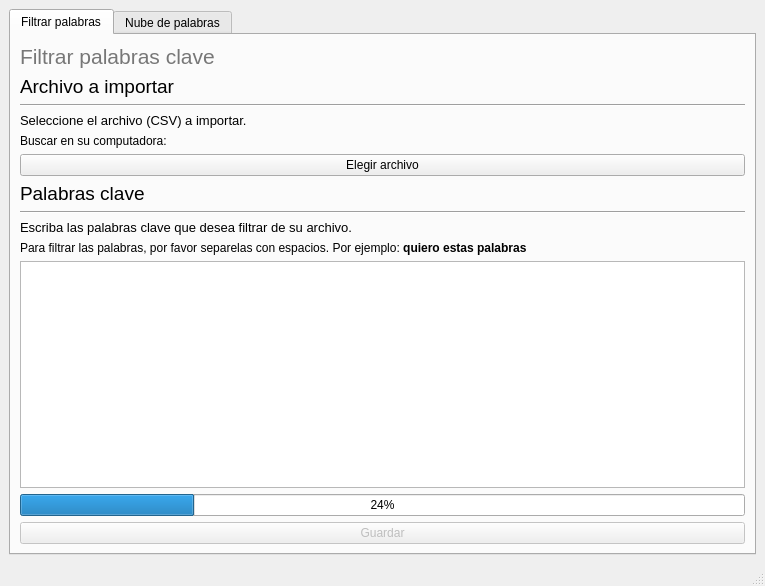
Before: the Qt Designer form src/Cliente/Ventanas.ui in sir4ngel/python-filter, drawn with Qt 5.
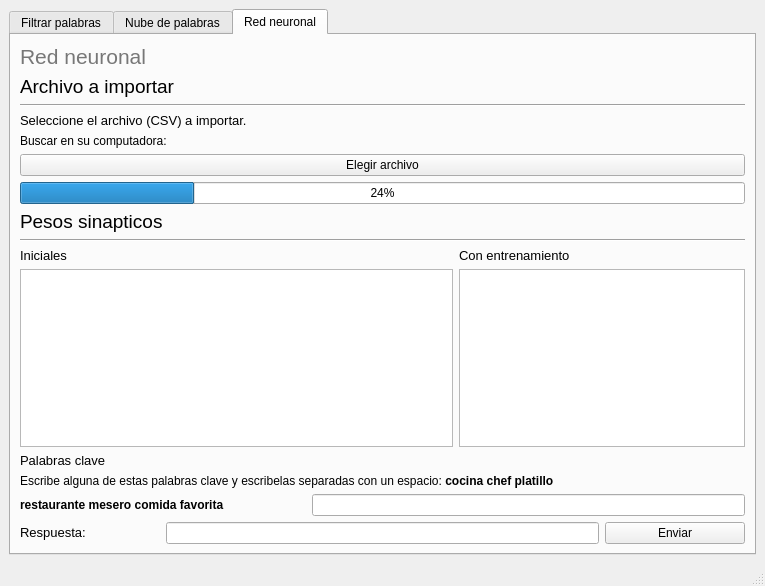
After: the same form once the commit is applied. The open tabs and pages were chosen to show the change.

Commit message: Se agregó funcionalidad de red neuronal y un dataset de palabras clave para el mismo.

```diff
--- a/src/Cliente/Ventanas.ui
+++ b/src/Cliente/Ventanas.ui
@@ -210,6 +210,144 @@
         </item>
        </layout>
       </widget>
+      <widget class="QWidget" name="tab">
+       <attribute name="title">
+        <string>Red neuronal</string>
+       </attribute>
+       <layout class="QGridLayout" name="gridLayout_6">
+        <item row="0" column="0">
+         <layout class="QGridLayout" name="gridLayout_5">
+          <item row="0" column="0" colspan="2">
+           <widget class="QLabel" name="label_12">
+            <property name="text">
+             <string>&lt;html&gt;&lt;head/&gt;&lt;body&gt;&lt;p&gt;&lt;span style=&quot; font-size:16pt; color:#777777;&quot;&gt;Red neuronal&lt;/span&gt;&lt;/p&gt;&lt;/body&gt;&lt;/html&gt;</string>
+            </property>
+            <property name="alignment">
+             <set>Qt::AlignLeading|Qt::AlignLeft|Qt::AlignVCenter</set>
+            </property>
+           </widget>
+          </item>
+          <item row="1" column="0" colspan="2">
+           <widget class="QLabel" name="label_13">
+            <property name="text">
+             <string>&lt;html&gt;&lt;head/&gt;&lt;body&gt;&lt;p&gt;&lt;span style=&quot; font-size:14pt;&quot;&gt;Archivo a importar&lt;/span&gt;&lt;/p&gt;&lt;/body&gt;&lt;/html&gt;</string>
+            </property>
+           </widget>
+          </item>
+          <item row="2" column="0" colspan="5">
+           <widget class="Line" name="line_4">
+            <property name="orientation">
+             <enum>Qt::Horizontal</enum>
+            </property>
+           </widget>
+          </item>
+          <item row="3" column="0" colspan="3">
+           <widget class="QLabel" name="label_14">
+            <property name="text">
+             <string>&lt;html&gt;&lt;head/&gt;&lt;body&gt;&lt;p&gt;&lt;span style=&quot; font-size:10pt;&quot;&gt;Seleccione el archivo (CSV) a importar.&lt;/span&gt;&lt;/p&gt;&lt;/body&gt;&lt;/html&gt;</string>
+            </property>
+           </widget>
+          </item>
+          <item row="4" column="0" colspan="2">
+           <widget class="QLabel" name="label_15">
+            <property name="text">
+             <string>&lt;html&gt;&lt;head/&gt;&lt;body&gt;&lt;p&gt;&lt;span style=&quot; font-size:9pt;&quot;&gt;Buscar en su computadora:&lt;/span&gt;&lt;/p&gt;&lt;/body&gt;&lt;/html&gt;</string>
+            </property>
+           </widget>
+          </item>
+          <item row="5" column="0" colspan="5">
+           <widget class="QPushButton" name="archivo3Btn">
+            <property name="text">
+             <string>Elegir archivo</string>
+            </property>
+           </widget>
+          </item>
+          <item row="6" column="0" colspan="5">
+           <widget class="QProgressBar" name="progressBar_2">
+            <property name="value">
+             <number>24</number>
+            </property>
+           </widget>
+          </item>
+          <item row="7" column="0" colspan="2">
+           <widget class="QLabel" name="label_16">
+            <property name="text">
+             <string>&lt;html&gt;&lt;head/&gt;&lt;body&gt;&lt;p&gt;&lt;span style=&quot; font-size:14pt;&quot;&gt;Pesos sinapticos&lt;/span&gt;&lt;/p&gt;&lt;/body&gt;&lt;/html&gt;</string>
+            </property>
+           </widget>
+          </item>
+          <item row="8" column="0" colspan="5">
+           <widget class="Line" name="line_5">
+            <property name="orientation">
+             <enum>Qt::Horizontal</enum>
+            </property>
+           </widget>
+          </item>
+          <item row="9" column="0">
+           <widget class="QLabel" name="label_17">
+            <property name="text">
+             <string>&lt;html&gt;&lt;head/&gt;&lt;body&gt;&lt;p&gt;&lt;span style=&quot; font-size:10pt;&quot;&gt;Iniciales&lt;/span&gt;&lt;/p&gt;&lt;/body&gt;&lt;/html&gt;</string>
+            </property>
+           </widget>
+          </item>
+          <item row="9" column="3">
+           <widget class="QLabel" name="label_18">
+            <property name="text">
+             <string>&lt;html&gt;&lt;head/&gt;&lt;body&gt;&lt;p&gt;&lt;span style=&quot; font-size:10pt;&quot;&gt;Con entrenamiento&lt;/span&gt;&lt;/p&gt;&lt;/body&gt;&lt;/html&gt;</string>
+            </property>
+           </widget>
+          </item>
+          <item row="10" column="0" colspan="3">
+           <widget class="QTextEdit" name="txIniciales"/>
+          </item>
+          <item row="10" column="3" colspan="2">
+           <widget class="QTextEdit" name="txEntrenamiento"/>
+          </item>
+          <item row="11" column="0" colspan="2">
+           <widget class="QLabel" name="label_20">
+            <property name="text">
+             <string>&lt;html&gt;&lt;head/&gt;&lt;body&gt;&lt;p&gt;&lt;span style=&quot; font-size:10pt;&quot;&gt;Palabras clave&lt;/span&gt;&lt;/p&gt;&lt;/body&gt;&lt;/html&gt;</string>
+            </property>
+           </widget>
+          </item>
+          <item row="12" column="0" colspan="5">
+           <widget class="QLabel" name="label_21">
+            <property name="text">
+             <string>&lt;html&gt;&lt;head/&gt;&lt;body&gt;&lt;p&gt;&lt;span style=&quot; font-size:9pt;&quot;&gt;Escribe alguna de estas palabras clave y escribelas separadas con un espacio: &lt;/span&gt;&lt;span style=&quot; font-size:9pt; font-weight:600;&quot;&gt;cocina chef platillo&lt;/span&gt;&lt;/p&gt;&lt;/body&gt;&lt;/html&gt;</string>
+            </property>
+           </widget>
+          </item>
+          <item row="13" column="0" colspan="2">
+           <widget class="QLabel" name="label_22">
+            <property name="text">
+             <string>&lt;html&gt;&lt;head/&gt;&lt;body&gt;&lt;p&gt;&lt;span style=&quot; font-size:9pt; font-weight:600;&quot;&gt;restaurante mesero comida favorita&lt;/span&gt;&lt;/p&gt;&lt;/body&gt;&lt;/html&gt;</string>
+            </property>
+           </widget>
+          </item>
+          <item row="13" column="2" colspan="3">
+           <widget class="QLineEdit" name="txPalabrasClave"/>
+          </item>
+          <item row="14" column="0">
+           <widget class="QLabel" name="label_19">
+            <property name="text">
+             <string>&lt;html&gt;&lt;head/&gt;&lt;body&gt;&lt;p&gt;&lt;span style=&quot; font-size:10pt;&quot;&gt;Respuesta:&lt;/span&gt;&lt;/p&gt;&lt;/body&gt;&lt;/html&gt;</string>
+            </property>
+           </widget>
+          </item>
+          <item row="14" column="1" colspan="3">
+           <widget class="QLineEdit" name="txRes"/>
+          </item>
+          <item row="14" column="4">
+           <widget class="QPushButton" name="enviarRedBtn">
+            <property name="text">
+             <string>Enviar</string>
+            </property>
+           </widget>
+          </item>
+         </layout>
+        </item>
+       </layout>
+      </widget>
      </widget>
     </item>
    </layout>
```
The commit also changes 14 other files.
